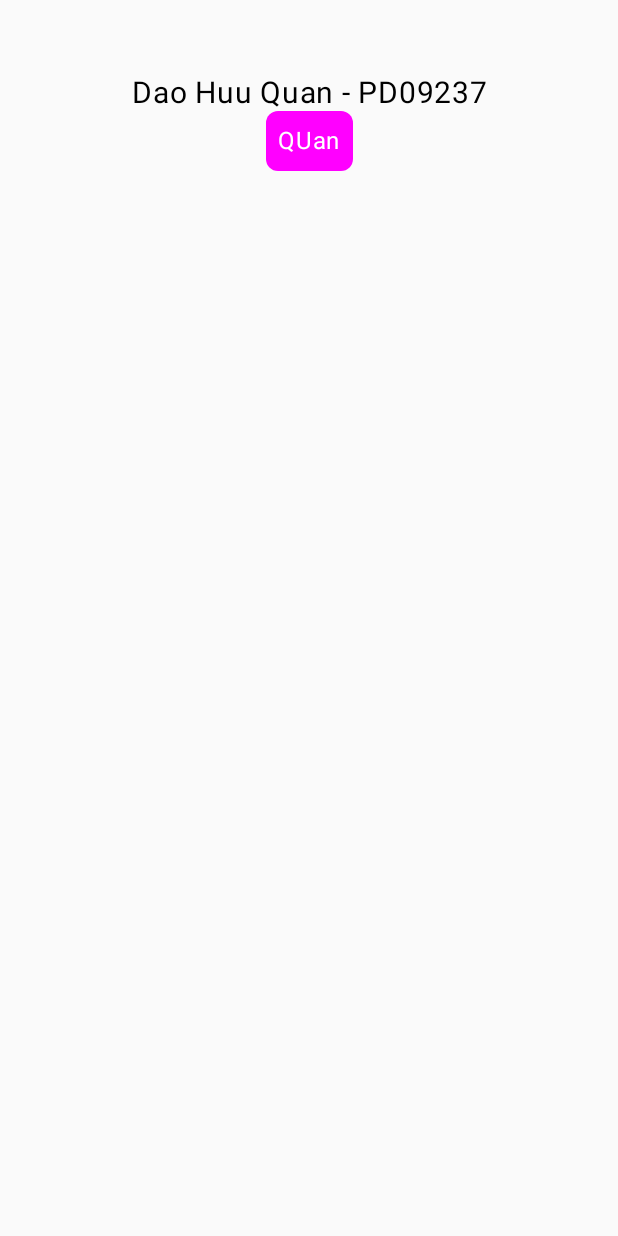
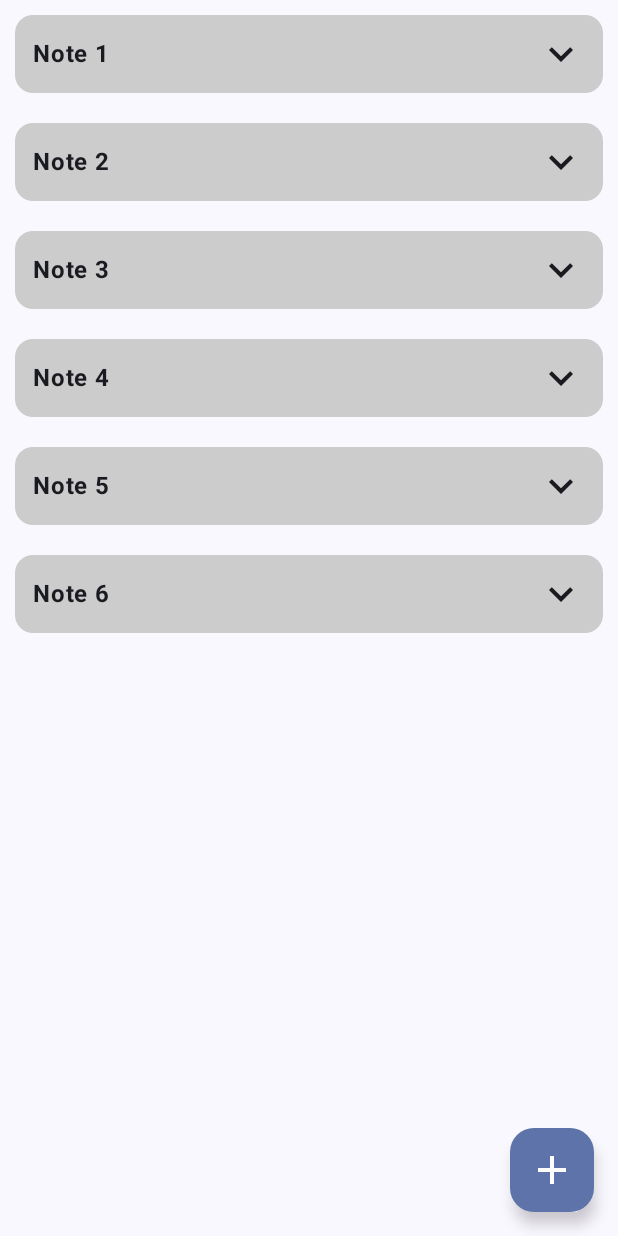
Before and after one commit to uvnb195/android-kotlin, an Android app built with Jetpack Compose: the screen it shows after launch (MainActivity), on a phone screen of 412 x 824 dp. Run offline under Robolectric (Android 15) with nearby library versions, the phone set to English and light mode, and no system bars; 1 statement that could not run was skipped.

Commit message:
lab 4 done

```diff
--- a/app/build.gradle.kts
+++ b/app/build.gradle.kts
@@ -63,4 +63,7 @@ dependencies {
     androidTestImplementation(libs.androidx.ui.test.junit4)
     debugImplementation(libs.androidx.ui.tooling)
     debugImplementation(libs.androidx.ui.test.manifest)
+
+    val nav_version = "2.7.7"
+    implementation("androidx.navigation:navigation-compose:$nav_version")
 }
--- a/app/src/main/java/com/example/lab1/MainActivity.kt
+++ b/app/src/main/java/com/example/lab1/MainActivity.kt
@@ -1,61 +1,44 @@
 package com.example.lab1
 
 import android.os.Bundle
-import android.util.Log
 import androidx.activity.ComponentActivity
 import androidx.activity.compose.setContent
 import androidx.activity.enableEdgeToEdge
-import androidx.compose.foundation.layout.Column
-import androidx.compose.foundation.layout.fillMaxSize
 import androidx.compose.foundation.layout.fillMaxWidth
-import androidx.compose.foundation.layout.padding
-import androidx.compose.material3.Scaffold
 import androidx.compose.material3.Text
 import androidx.compose.runtime.Composable
-import androidx.compose.runtime.getValue
-import androidx.compose.runtime.mutableIntStateOf
-import androidx.compose.runtime.mutableStateOf
-import androidx.compose.runtime.remember
-import androidx.compose.ui.Alignment
 import androidx.compose.ui.Modifier
-import androidx.compose.ui.graphics.Color
 import androidx.compose.ui.text.style.TextAlign
-import androidx.compose.ui.tooling.preview.Preview
-import androidx.compose.ui.unit.TextUnit
-import androidx.compose.ui.unit.dp
 import androidx.compose.ui.unit.sp
-import com.example.lab1.src.components.Lab3Button
+import androidx.navigation.compose.NavHost
+import androidx.navigation.compose.composable
+import androidx.navigation.compose.rememberNavController
+import com.example.lab1.src.lab3.Lab3Screen
+import com.example.lab1.src.lab4.Lab4ListImage
+import com.example.lab1.src.lab4.Lab4Login
+import com.example.lab1.src.lab4.Lab4NoteList
 import com.example.lab1.ui.theme.Lab1Theme
-import java.io.Console
 
 class MainActivity : ComponentActivity() {
-    init {
-
-    }
     override fun onCreate(savedInstanceState: Bundle?) {
         super.onCreate(savedInstanceState)
         enableEdgeToEdge()
         setContent {
             Lab1Theme {
-                val text = remember {
-                    mutableStateOf("Dao Huu Quan - PD09237")
-                }
-                val timer = remember{
-                    mutableIntStateOf(1)
-                }
-
-                Column (horizontalAlignment = Alignment.CenterHorizontally,
-                    modifier = Modifier.padding(top = 50.dp)){
-                    ShowName(name = text.value)
-                    Lab3Button(title = "QUan",
-                        onClick = {
-                            if (timer.value==1) {
-                                text.value = "Hi !!!"
-                            }else {
-                                text.value = "You have clicked the button ${timer.value} times."
-                            }
-                            timer.value++
-                        })
+                val navController = rememberNavController()
+                NavHost(navController = navController, startDestination = "lab4-note-list") {
+                    composable("lab3"){
+                        Lab3Screen(navController)
+                    }
+                    composable("lab4-login"){
+                        Lab4Login(navController)
+                    }
+                    composable("lab4-list-image"){
+                        Lab4ListImage(navController)
+                    }
+                    composable("lab4-note-list"){
+                        Lab4NoteList(navController)
+                    }
                 }
             }
         }
@@ -63,8 +46,10 @@ class MainActivity : ComponentActivity() {
 }
 
 @Composable
-fun ShowName(name:String, modifier: Modifier = Modifier) {
-    Text(text = name, modifier.then(Modifier.fillMaxWidth()),
+fun ShowName(name: String, modifier: Modifier = Modifier) {
+    Text(
+        text = name, modifier.then(Modifier.fillMaxWidth()),
         fontSize = 20.sp,
-        textAlign = TextAlign.Center)
+        textAlign = TextAlign.Center
+    )
 }
--- /dev/null
+++ b/app/src/main/java/com/example/lab1/src/lab4/Lab4NoteList.kt
@@ -0,0 +1,73 @@
+package com.example.lab1.src.lab4
+
+import androidx.compose.foundation.background
+import androidx.compose.foundation.layout.Arrangement
+import androidx.compose.foundation.layout.Column
+import androidx.compose.foundation.layout.Row
+import androidx.compose.foundation.layout.fillMaxWidth
+import androidx.compose.foundation.layout.padding
+import androidx.compose.foundation.layout.size
+import androidx.compose.foundation.shape.CircleShape
+import androidx.compose.foundation.shape.RoundedCornerShape
+import androidx.compose.material.icons.Icons
+import androidx.compose.material.icons.filled.Add
+import androidx.compose.material.icons.filled.KeyboardArrowDown
+import androidx.compose.material3.Button
+import androidx.compose.material3.FloatingActionButton
+import androidx.compose.material3.Icon
+import androidx.compose.material3.Scaffold
+import androidx.compose.material3.Text
+import androidx.compose.runtime.Composable
+import androidx.compose.ui.Alignment
+import androidx.compose.ui.Modifier
+import androidx.compose.ui.draw.clip
+import androidx.compose.ui.draw.shadow
+import androidx.compose.ui.graphics.Color
+import androidx.compose.ui.text.font.FontWeight
+import androidx.compose.ui.unit.dp
+import androidx.navigation.NavController
+
+@Composable
+fun Lab4NoteList(navController: NavController) {
+    Scaffold(
+        floatingActionButton = {
+            FloatingActionButton(onClick = { /*TODO*/ }) {
+                Icon(
+                    imageVector = Icons.Filled.Add, contentDescription = null,
+                    modifier = Modifier.size(32.dp)
+                )
+            }
+        }
+    ) {
+        Column(modifier = Modifier.padding(it)) {
+            intArrayOf(1,2,3,4,5,6).forEach {
+                NoteItem(
+                    modifier = Modifier.fillMaxWidth(),
+                    text = "Note $it"
+                )
+            }
+        }
+    }
+}
+
+@Composable
+fun NoteItem(
+    modifier: Modifier = Modifier,
+    text: String
+) {
+    Row(
+        modifier = Modifier
+            .padding(10.dp)
+            .clip(RoundedCornerShape(12.dp))
+            .background(Color.LightGray)
+            .padding(horizontal = 12.dp, vertical = 10.dp)
+            .then(modifier),
+        horizontalArrangement = Arrangement.SpaceBetween,
+        verticalAlignment = Alignment.CenterVertically
+    ) {
+        Text(text = text,
+            fontWeight = FontWeight.Bold)
+        Icon(imageVector = Icons.Filled.KeyboardArrowDown, contentDescription = null,
+            modifier= Modifier.size(32.dp))
+    }
+}
```
Also changed, not shown: app/src/main/java/com/example/lab1/src/lab3/Lab3Screen.kt (added, +49 -0 lines), app/src/main/java/com/example/lab1/src/lab4/Lab4ListImage.kt (added, +80 -0 lines), app/src/main/java/com/example/lab1/src/lab4/Lab4Login.kt (added, +70 -0 lines).
